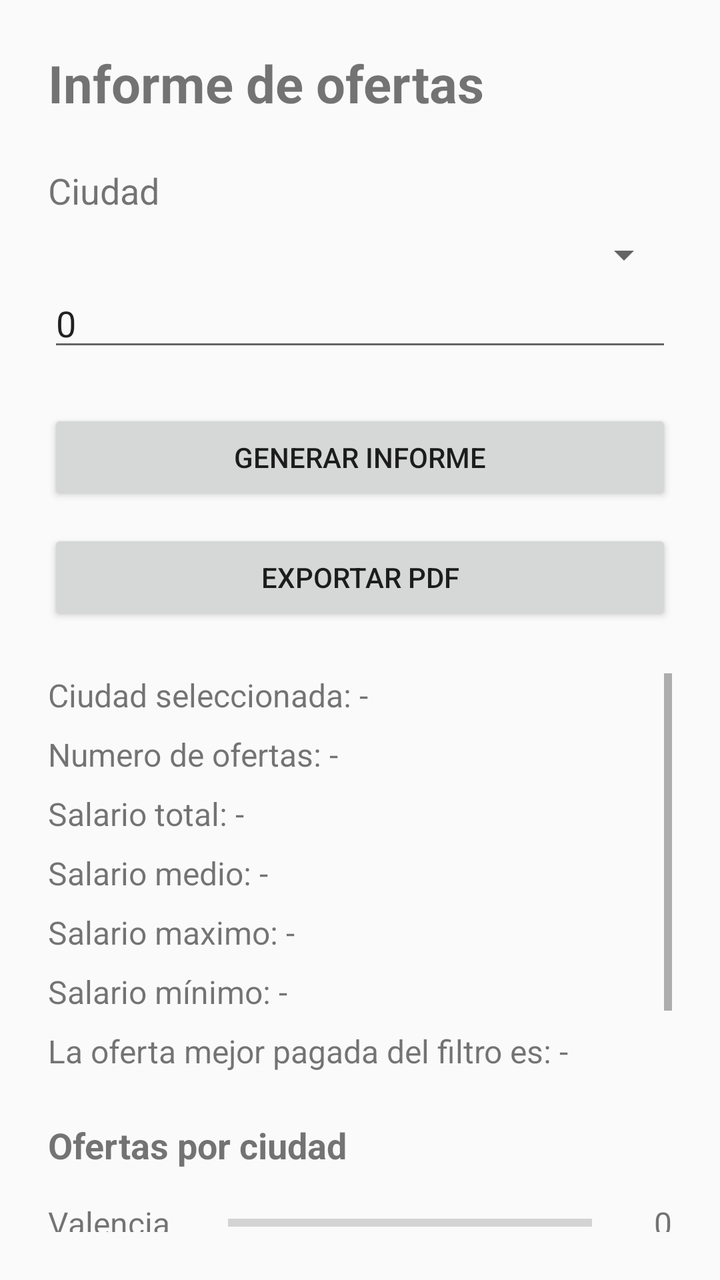
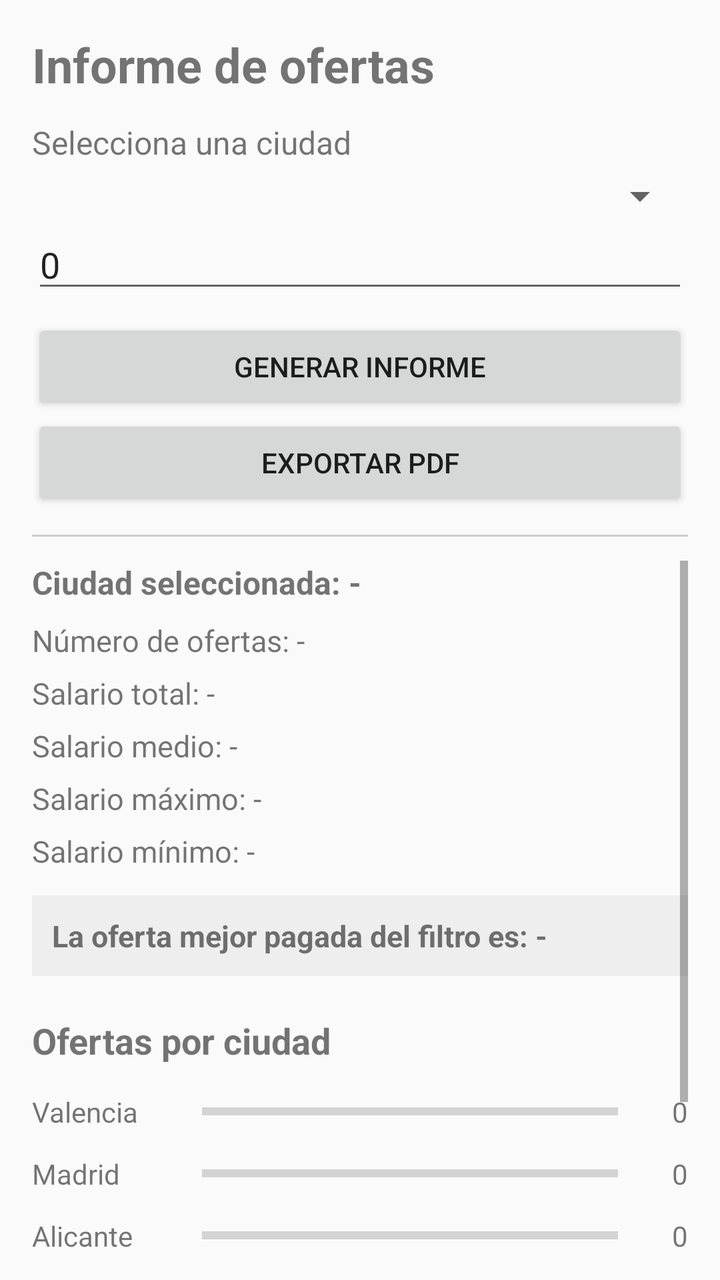

An Android layout rendered at two revisions. The XML below is the earlier revision; the diff shows what the commit changed to produce the second picture.
<!-- AndroidManifest.xml: activity theme Theme.RA5GenerarInformes -->
<!-- res/layout/activity_main.xml -->
<?xml version="1.0" encoding="utf-8"?>
<LinearLayout xmlns:android="http://schemas.android.com/apk/res/android"
    xmlns:tools="http://schemas.android.com/tools"
    android:id="@+id/main"
    android:layout_width="match_parent"
    android:layout_height="match_parent"
    android:orientation="vertical"
    android:padding="24dp"
    tools:context=".MainActivity">

    <TextView
        android:id="@+id/textoTitulo"
        android:layout_width="match_parent"
        android:layout_height="wrap_content"
        android:text="Informe de ofertas"
        android:textSize="26sp"
        android:textStyle="bold" />

    <TextView
        android:id="@+id/textoCiudad"
        android:layout_width="match_parent"
        android:layout_height="wrap_content"
        android:layout_marginTop="24dp"
        android:text="Ciudad"
        android:textSize="18sp" />

    <Spinner
        android:id="@+id/spinnerCiudad"
        android:layout_width="match_parent"
        android:layout_height="wrap_content"
        android:layout_marginTop="8dp" />

    <EditText
        android:id="@+id/salarioMinimo"
        android:layout_width="match_parent"
        android:layout_height="wrap_content"
        android:hint="Salario mínimo"
        android:inputType="number"
        android:text="0" />


    <Button
        android:id="@+id/botonGenerarInforme"
        android:layout_width="match_parent"
        android:layout_height="wrap_content"
        android:layout_marginTop="24dp"
        android:text="Generar informe" />

    <Button
        android:id="@+id/botonExportarPdf"
        android:layout_width="match_parent"
        android:layout_height="wrap_content"
        android:layout_marginTop="12dp"
        android:text="Exportar PDF" />

    <ScrollView
        android:layout_width="match_parent"
        android:layout_height="0dp"
        android:layout_marginTop="24dp"
        android:layout_weight="1">

        <LinearLayout
            android:id="@+id/contenedorInforme"
            android:layout_width="match_parent"
            android:layout_height="wrap_content"
            android:orientation="vertical">

            <TextView
                android:id="@+id/textoCiudadSeleccionada"
                android:layout_width="match_parent"
                android:layout_height="wrap_content"
                android:text="Ciudad seleccionada: -"
                android:textSize="16sp" />

            <TextView
                android:id="@+id/textoNumeroOfertas"
                android:layout_width="match_parent"
                android:layout_height="wrap_content"
                android:layout_marginTop="8dp"
                android:text="Numero de ofertas: -"
                android:textSize="16sp" />

            <TextView
                android:id="@+id/textoSalarioTotal"
                android:layout_width="match_parent"
                android:layout_height="wrap_content"
                android:layout_marginTop="8dp"
                android:text="Salario total: -"
                android:textSize="16sp" />

            <TextView
                android:id="@+id/textoSalarioMedio"
                android:layout_width="match_parent"
                android:layout_height="wrap_content"
                android:layout_marginTop="8dp"
                android:text="Salario medio: -"
                android:textSize="16sp" />

            <TextView
                android:id="@+id/textoSalarioMaximo"
                android:layout_width="match_parent"
                android:layout_height="wrap_content"
                android:layout_marginTop="8dp"
                android:text="Salario maximo: -"
                android:textSize="16sp" />

            <TextView
                android:id="@+id/textoSalarioMinimo"
                android:layout_width="match_parent"
                android:layout_height="wrap_content"
                android:layout_marginTop="8dp"
                android:text="Salario mínimo: -"
                android:textSize="16sp" />

            <TextView
                android:id="@+id/mejorOferta"
                android:layout_width="match_parent"
                android:layout_height="wrap_content"
                android:layout_marginTop="8dp"
                android:text="La oferta mejor pagada del filtro es: -"
                android:textSize="16sp" />

            <TextView
                android:id="@+id/textoTituloGrafico"
                android:layout_width="match_parent"
                android:layout_height="wrap_content"
                android:layout_marginTop="24dp"
                android:text="Ofertas por ciudad"
                android:textSize="18sp"
                android:textStyle="bold" />

            <LinearLayout
                android:layout_width="match_parent"
                android:layout_height="wrap_content"
                android:layout_marginTop="8dp"
                android:orientation="vertical">

                <LinearLayout
                    android:layout_width="match_parent"
                    android:layout_height="wrap_content"
                    android:gravity="center_vertical"
                    android:orientation="horizontal"
                    android:paddingTop="8dp"
                    android:paddingBottom="8dp">

                    <TextView
                        android:layout_width="90dp"
                        android:layout_height="wrap_content"
                        android:text="Valencia"
                        android:textSize="16sp" />

                    <ProgressBar
                        android:id="@+id/barraValencia"
                        style="?android:attr/progressBarStyleHorizontal"
                        android:layout_width="0dp"
                        android:layout_height="20dp"
                        android:layout_weight="1"
                        android:indeterminate="false"
                        android:max="1"
                        android:progress="0" />

                    <TextView
                        android:id="@+id/textoCantidadValencia"
                        android:layout_width="40dp"
                        android:layout_height="wrap_content"
                        android:gravity="end"
                        android:text="0"
                        android:textSize="16sp" />
                </LinearLayout>

                <LinearLayout
                    android:layout_width="match_parent"
                    android:layout_height="wrap_content"
                    android:gravity="center_vertical"
                    android:orientation="horizontal"
                    android:paddingTop="8dp"
                    android:paddingBottom="8dp">

                    <TextView
                        android:layout_width="90dp"
                        android:layout_height="wrap_content"
                        android:text="Madrid"
                        android:textSize="16sp" />

                    <ProgressBar
                        android:id="@+id/barraMadrid"
                        style="?android:attr/progressBarStyleHorizontal"
                        android:layout_width="0dp"
                        android:layout_height="20dp"
                        android:layout_weight="1"
                        android:indeterminate="false"
                        android:max="1"
                        android:progress="0" />

                    <TextView
                        android:id="@+id/textoCantidadMadrid"
                        android:layout_width="40dp"
                        android:layout_height="wrap_content"
                        android:gravity="end"
                        android:text="0"
                        android:textSize="16sp" />
                </LinearLayout>

                <LinearLayout
                    android:layout_width="match_parent"
                    android:layout_height="wrap_content"
                    android:gravity="center_vertical"
                    android:orientation="horizontal"
                    android:paddingTop="8dp"
                    android:paddingBottom="8dp">

                    <TextView
                        android:layout_width="90dp"
                        android:layout_height="wrap_content"
                        android:text="Alicante"
                        android:textSize="16sp" />

                    <ProgressBar
                        android:id="@+id/barraAlicante"
                        style="?android:attr/progressBarStyleHorizontal"
                        android:layout_width="0dp"
                        android:layout_height="20dp"
                        android:layout_weight="1"
                        android:indeterminate="false"
                        android:max="1"
                        android:progress="0" />

                    <TextView
                        android:id="@+id/textoCantidadAlicante"
                        android:layout_width="40dp"
                        android:layout_height="wrap_content"
                        android:gravity="end"
                        android:text="0"
                        android:textSize="16sp" />
                </LinearLayout>

                <LinearLayout
                    android:layout_width="match_parent"
                    android:layout_height="wrap_content"
                    android:gravity="center_vertical"
                    android:orientation="horizontal"
                    android:paddingTop="8dp"
                    android:paddingBottom="8dp">

                    <TextView
                        android:layout_width="90dp"
                        android:layout_height="wrap_content"
                        android:text="Segorbe"
                        android:textSize="16sp" />

                    <ProgressBar
                        android:id="@+id/barraSegorbe"
                        style="?android:attr/progressBarStyleHorizontal"
                        android:layout_width="0dp"
                        android:layout_height="20dp"
                        android:layout_weight="1"
                        android:indeterminate="false"
                        android:max="1"
                        android:progress="0" />

                    <TextView
                        android:id="@+id/textoCantidadSegorbe"
                        android:layout_width="40dp"
                        android:layout_height="wrap_content"
                        android:gravity="end"
                        android:text="0"
                        android:textSize="16sp" />
                </LinearLayout>

            </LinearLayout>

            <TextView
                android:id="@+id/textoTituloListado"
                android:layout_width="match_parent"
                android:layout_height="wrap_content"
                android:layout_marginTop="24dp"
                android:text="Ofertas"
                android:textSize="18sp"
                android:textStyle="bold" />

            <LinearLayout
                android:id="@+id/contenedorOfertas"
                android:layout_width="match_parent"
                android:layout_height="wrap_content"
                android:layout_marginTop="8dp"
                android:orientation="vertical" />

        </LinearLayout>

    </ScrollView>

</LinearLayout>
<!-- resources referenced by this layout -->
<resources>
  <style name="Theme.RA5GenerarInformes" parent="android:Theme.Material.Light.NoActionBar" />
</resources>

<!-- the commit's change to res/layout/activity_main.xml (unified diff, before → after) -->
@@ -5,7 +5,7 @@
     android:layout_width="match_parent"
     android:layout_height="match_parent"
     android:orientation="vertical"
-    android:padding="24dp"
+    android:padding="16dp"
     tools:context=".MainActivity">
 
     <TextView
@@ -13,50 +13,54 @@
         android:layout_width="match_parent"
         android:layout_height="wrap_content"
         android:text="Informe de ofertas"
-        android:textSize="26sp"
-        android:textStyle="bold" />
+        android:textSize="24sp"
+        android:textStyle="bold"
+        android:paddingBottom="12dp" />
 
     <TextView
         android:id="@+id/textoCiudad"
         android:layout_width="match_parent"
         android:layout_height="wrap_content"
-        android:layout_marginTop="24dp"
-        android:text="Ciudad"
-        android:textSize="18sp" />
+        android:text="Selecciona una ciudad"
+        android:textSize="16sp" />
 
     <Spinner
         android:id="@+id/spinnerCiudad"
         android:layout_width="match_parent"
         android:layout_height="wrap_content"
-        android:layout_marginTop="8dp" />
+        android:layout_marginTop="4dp" />
 
     <EditText
         android:id="@+id/salarioMinimo"
         android:layout_width="match_parent"
         android:layout_height="wrap_content"
-        android:hint="Salario mínimo"
+        android:hint="Salario mínimo (€)"
         android:inputType="number"
         android:text="0" />
 
-
     <Button
         android:id="@+id/botonGenerarInforme"
         android:layout_width="match_parent"
         android:layout_height="wrap_content"
-        android:layout_marginTop="24dp"
+        android:layout_marginTop="8dp"
         android:text="Generar informe" />
 
     <Button
         android:id="@+id/botonExportarPdf"
         android:layout_width="match_parent"
         android:layout_height="wrap_content"
+        android:text="Exportar PDF" />
+
+    <View
+        android:layout_width="match_parent"
+        android:layout_height="1dp"
         android:layout_marginTop="12dp"
-        android:text="Exportar PDF" />
+        android:background="#CCCCCC" />
 
     <ScrollView
         android:layout_width="match_parent"
         android:layout_height="0dp"
-        android:layout_marginTop="24dp"
+        android:layout_marginTop="12dp"
         android:layout_weight="1">
 
         <LinearLayout
@@ -70,6 +74,7 @@
                 android:layout_width="match_parent"
                 android:layout_height="wrap_content"
                 android:text="Ciudad seleccionada: -"
+                android:textStyle="bold"
                 android:textSize="16sp" />
 
             <TextView
@@ -77,54 +82,57 @@
                 android:layout_width="match_parent"
                 android:layout_height="wrap_content"
                 android:layout_marginTop="8dp"
-                android:text="Numero de ofertas: -"
-                android:textSize="16sp" />
+                android:text="Número de ofertas: -"
+                android:textSize="15sp" />
 
             <TextView
                 android:id="@+id/textoSalarioTotal"
                 android:layout_width="match_parent"
                 android:layout_height="wrap_content"
-                android:layout_marginTop="8dp"
+                android:layout_marginTop="6dp"
                 android:text="Salario total: -"
-                android:textSize="16sp" />
+                android:textSize="15sp" />
 
             <TextView
                 android:id="@+id/textoSalarioMedio"
                 android:layout_width="match_parent"
                 android:layout_height="wrap_content"
-                android:layout_marginTop="8dp"
+                android:layout_marginTop="6dp"
                 android:text="Salario medio: -"
-                android:textSize="16sp" />
+                android:textSize="15sp" />
 
             <TextView
                 android:id="@+id/textoSalarioMaximo"
                 android:layout_width="match_parent"
                 android:layout_height="wrap_content"
-                android:layout_marginTop="8dp"
-                android:text="Salario maximo: -"
-                android:textSize="16sp" />
+                android:layout_marginTop="6dp"
+                android:text="Salario máximo: -"
+                android:textSize="15sp" />
 
             <TextView
                 android:id="@+id/textoSalarioMinimo"
                 android:layout_width="match_parent"
                 android:layout_height="wrap_content"
-                android:layout_marginTop="8dp"
+                android:layout_marginTop="6dp"
                 android:text="Salario mínimo: -"
-                android:textSize="16sp" />
+                android:textSize="15sp" />
 
             <TextView
                 android:id="@+id/mejorOferta"
                 android:layout_width="match_parent"
                 android:layout_height="wrap_content"
-                android:layout_marginTop="8dp"
+                android:layout_marginTop="12dp"
+                android:padding="10dp"
+                android:background="#EEEEEE"
                 android:text="La oferta mejor pagada del filtro es: -"
-                android:textSize="16sp" />
+                android:textSize="15sp"
+                android:textStyle="bold" />
 
             <TextView
                 android:id="@+id/textoTituloGrafico"
                 android:layout_width="match_parent"
                 android:layout_height="wrap_content"
-                android:layout_marginTop="24dp"
+                android:layout_marginTop="20dp"
                 android:text="Ofertas por ciudad"
                 android:textSize="18sp"
                 android:textStyle="bold" />
@@ -132,28 +140,26 @@
             <LinearLayout
                 android:layout_width="match_parent"
                 android:layout_height="wrap_content"
-                android:layout_marginTop="8dp"
-                android:orientation="vertical">
-
-                <LinearLayout
-                    android:layout_width="match_parent"
-                    android:layout_height="wrap_content"
-                    android:gravity="center_vertical"
-                    android:orientation="horizontal"
-                    android:paddingTop="8dp"
-                    android:paddingBottom="8dp">
-
-                    <TextView
-                        android:layout_width="90dp"
-                        android:layout_height="wrap_content"
-                        android:text="Valencia"
-                        android:textSize="16sp" />
+                android:orientation="vertical"
+                android:layout_marginTop="8dp">
+
+                <LinearLayout
+                    android:layout_width="match_parent"
+                    android:layout_height="wrap_content"
+                    android:gravity="center_vertical"
+                    android:orientation="horizontal"
+                    android:paddingVertical="6dp">
+
+                    <TextView
+                        android:layout_width="85dp"
+                        android:layout_height="wrap_content"
+                        android:text="Valencia" />
 
                     <ProgressBar
                         android:id="@+id/barraValencia"
                         style="?android:attr/progressBarStyleHorizontal"
                         android:layout_width="0dp"
-                        android:layout_height="20dp"
+                        android:layout_height="18dp"
                         android:layout_weight="1"
                         android:indeterminate="false"
                         android:max="1"
@@ -161,32 +167,29 @@
 
                     <TextView
                         android:id="@+id/textoCantidadValencia"
-                        android:layout_width="40dp"
-                        android:layout_height="wrap_content"
-                        android:gravity="end"
-                        android:text="0"
-                        android:textSize="16sp" />
-                </LinearLayout>
-
-                <LinearLayout
-                    android:layout_width="match_parent"
-                    android:layout_height="wrap_content"
-                    android:gravity="center_vertical"
-                    android:orientation="horizontal"
-                    android:paddingTop="8dp"
-                    android:paddingBottom="8dp">
-
-                    <TextView
-                        android:layout_width="90dp"
-                        android:layout_height="wrap_content"
-                        android:text="Madrid"
-                        android:textSize="16sp" />
+                        android:layout_width="35dp"
+                        android:layout_height="wrap_content"
+                        android:gravity="end"
+                        android:text="0" />
+                </LinearLayout>
+
+                <LinearLayout
+                    android:layout_width="match_parent"
+                    android:layout_height="wrap_content"
+                    android:gravity="center_vertical"
+                    android:orientation="horizontal"
+                    android:paddingVertical="6dp">
+
+                    <TextView
+                        android:layout_width="85dp"
+                        android:layout_height="wrap_content"
+                        android:text="Madrid" />
 
                     <ProgressBar
                         android:id="@+id/barraMadrid"
                         style="?android:attr/progressBarStyleHorizontal"
                         android:layout_width="0dp"
-                        android:layout_height="20dp"
+                        android:layout_height="18dp"
                         android:layout_weight="1"
                         android:indeterminate="false"
                         android:max="1"
@@ -194,32 +197,29 @@
 
                     <TextView
                         android:id="@+id/textoCantidadMadrid"
-                        android:layout_width="40dp"
-                        android:layout_height="wrap_content"
-                        android:gravity="end"
-                        android:text="0"
-                        android:textSize="16sp" />
-                </LinearLayout>
-
-                <LinearLayout
-                    android:layout_width="match_parent"
-                    android:layout_height="wrap_content"
-                    android:gravity="center_vertical"
-                    android:orientation="horizontal"
-                    android:paddingTop="8dp"
-                    android:paddingBottom="8dp">
-
-                    <TextView
-                        android:layout_width="90dp"
-                        android:layout_height="wrap_content"
-                        android:text="Alicante"
-                        android:textSize="16sp" />
+                        android:layout_width="35dp"
+                        android:layout_height="wrap_content"
+                        android:gravity="end"
+                        android:text="0" />
+                </LinearLayout>
+
+                <LinearLayout
+                    android:layout_width="match_parent"
+                    android:layout_height="wrap_content"
+                    android:gravity="center_vertical"
+                    android:orientation="horizontal"
+                    android:paddingVertical="6dp">
+
+                    <TextView
+                        android:layout_width="85dp"
+                        android:layout_height="wrap_content"
+                        android:text="Alicante" />
 
                     <ProgressBar
                         android:id="@+id/barraAlicante"
                         style="?android:attr/progressBarStyleHorizontal"
                         android:layout_width="0dp"
-                        android:layout_height="20dp"
+                        android:layout_height="18dp"
                         android:layout_weight="1"
                         android:indeterminate="false"
                         android:max="1"
@@ -227,32 +227,29 @@
 
                     <TextView
                         android:id="@+id/textoCantidadAlicante"
-                        android:layout_width="40dp"
-                        android:layout_height="wrap_content"
-                        android:gravity="end"
-                        android:text="0"
-                        android:textSize="16sp" />
-                </LinearLayout>
-
-                <LinearLayout
-                    android:layout_width="match_parent"
-                    android:layout_height="wrap_content"
-                    android:gravity="center_vertical"
-                    android:orientation="horizontal"
-                    android:paddingTop="8dp"
-                    android:paddingBottom="8dp">
-
-                    <TextView
-                        android:layout_width="90dp"
-                        android:layout_height="wrap_content"
-                        android:text="Segorbe"
-                        android:textSize="16sp" />
+                        android:layout_width="35dp"
+                        android:layout_height="wrap_content"
+                        android:gravity="end"
+                        android:text="0" />
+                </LinearLayout>
+
+                <LinearLayout
+                    android:layout_width="match_parent"
+                    android:layout_height="wrap_content"
+                    android:gravity="center_vertical"
+                    android:orientation="horizontal"
+                    android:paddingVertical="6dp">
+
+                    <TextView
+                        android:layout_width="85dp"
+                        android:layout_height="wrap_content"
+                        android:text="Segorbe" />
 
                     <ProgressBar
                         android:id="@+id/barraSegorbe"
                         style="?android:attr/progressBarStyleHorizontal"
                         android:layout_width="0dp"
-                        android:layout_height="20dp"
+                        android:layout_height="18dp"
                         android:layout_weight="1"
                         android:indeterminate="false"
                         android:max="1"
@@ -260,11 +257,10 @@
 
                     <TextView
                         android:id="@+id/textoCantidadSegorbe"
-                        android:layout_width="40dp"
-                        android:layout_height="wrap_content"
-                        android:gravity="end"
-                        android:text="0"
-                        android:textSize="16sp" />
+                        android:layout_width="35dp"
+                        android:layout_height="wrap_content"
+                        android:gravity="end"
+                        android:text="0" />
                 </LinearLayout>
 
             </LinearLayout>
@@ -273,8 +269,8 @@
                 android:id="@+id/textoTituloListado"
                 android:layout_width="match_parent"
                 android:layout_height="wrap_content"
-                android:layout_marginTop="24dp"
-                android:text="Ofertas"
+                android:layout_marginTop="20dp"
+                android:text="Listado de ofertas"
                 android:textSize="18sp"
                 android:textStyle="bold" />
 
